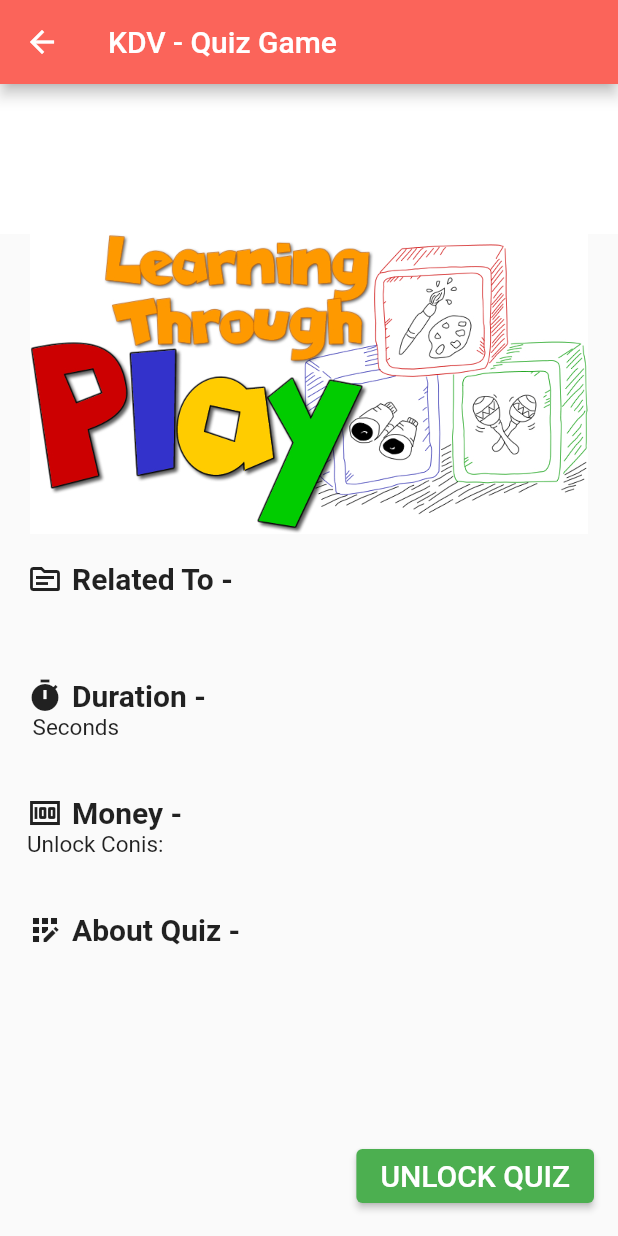
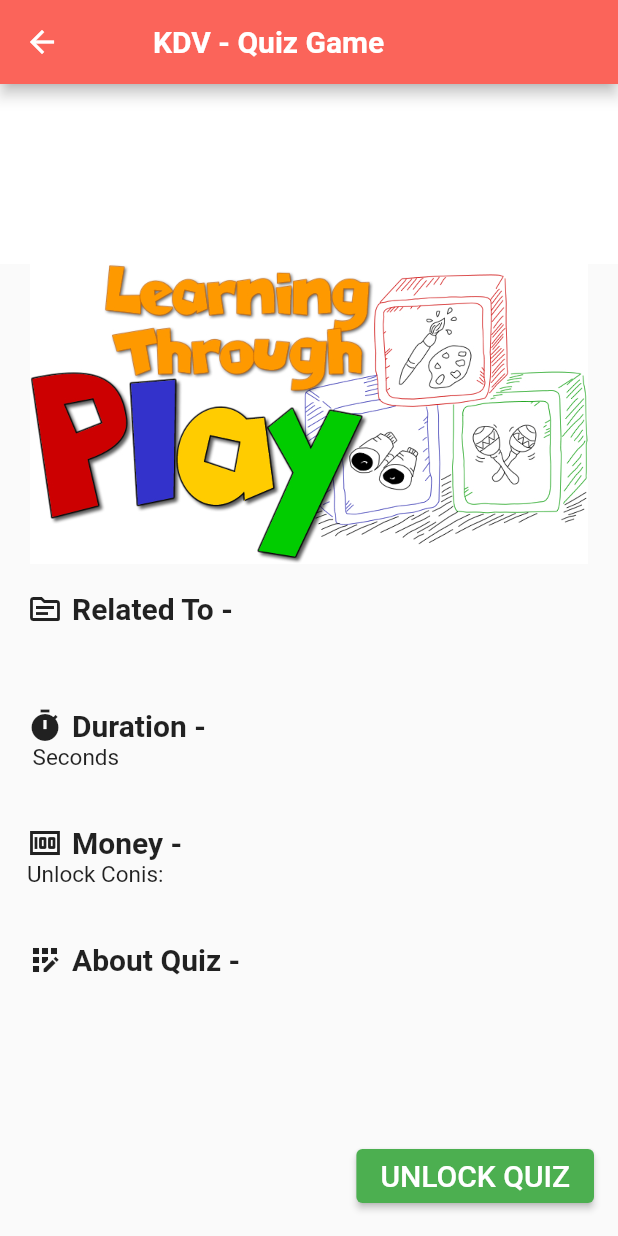
Before and after one commit to LaiMinhKiet752/flutter_application_quiz_app, a Flutter app: the QuizIntro screen opened directly with empty values, on a phone screen of 412 x 824 dp. Run offline on Flutter 3.47's test engine with Material 2 defaults, Android fonts, the phone set to English and light mode, and no system bars; drawn by our look-alikes of animated_text_kit, overlay_support; our stand-ins replace audioplayers, carousel_slider, cloud_firestore, confetti, firebase_auth, firebase_core and 9 more; missing offline and left inert: flutter_facebook_auth; accounts and stored records are empty.

Commit message:
update project

```diff
--- a/lib/screen/app_reviews.dart
+++ b/lib/screen/app_reviews.dart
@@ -108,8 +108,8 @@ class _AppReviewsState extends State<AppReviews> {
             fontWeight: FontWeight.bold,
           ),
         ),
-        onPressed: () {
-          Navigator.push(
+        onPressed: () async {
+          await Navigator.pushReplacement(
               context, MaterialPageRoute(builder: (context) => Home()));
         },
       ),
--- a/lib/screen/quizintro.dart
+++ b/lib/screen/quizintro.dart
@@ -109,7 +109,18 @@ class _QuizIntroState extends State<QuizIntro> {
       floatingActionButtonLocation: FloatingActionButtonLocation.endFloat,
       appBar: AppBar(
         backgroundColor: Color.fromARGB(255, 251, 100, 90),
-        title: Text("KDV - Quiz Game"),
+        title: Container(
+          margin: EdgeInsets.only(
+            left: 30.0,
+          ),
+          child: Text(
+            "KDV - Quiz Game",
+            style: GoogleFonts.zenDots(
+              fontSize: 20.0,
+              fontWeight: FontWeight.bold,
+            ),
+          ),
+        ),
       ),
       body: SingleChildScrollView(
         child: Container(
@@ -130,10 +141,10 @@ class _QuizIntroState extends State<QuizIntro> {
                         waveColor: Colors.blue,
                         boxBackgroundColor: Color.fromARGB(255, 255, 255, 255),
                         textStyle: GoogleFonts.rubik(
-                          fontSize: 35.0,
+                          fontSize: 33.0,
                           fontWeight: FontWeight.bold,
                         ),
-                        boxHeight: 100.0,
+                        boxHeight: 120.0,
                       ),
                     ),
                     Image.asset(
--- a/lib/screen/settings_screen.dart
+++ b/lib/screen/settings_screen.dart
@@ -358,8 +358,8 @@ class _SettingsScreenState extends State<SettingsScreen> {
                         fontWeight: FontWeight.bold,
                       ),
                     ),
-                    onPressed: () {
-                      Navigator.push(context,
+                    onPressed: () async {
+                      await Navigator.pushReplacement(context,
                           MaterialPageRoute(builder: (context) => Home()));
                     },
                   ),
--- a/lib/screen/tips.dart
+++ b/lib/screen/tips.dart
@@ -88,8 +88,8 @@ class _TipsState extends State<Tips> {
                   fontWeight: FontWeight.bold,
                 ),
               ),
-              onPressed: () {
-                Navigator.push(
+              onPressed: () async {
+                await Navigator.pushReplacement(
                     context, MaterialPageRoute(builder: (context) => Home()));
               },
             ),
```
Also changed, not shown: lib/screen/profile.dart (+4 -4 lines), lib/widgets/sidenavbar.dart (+15 -9 lines).
